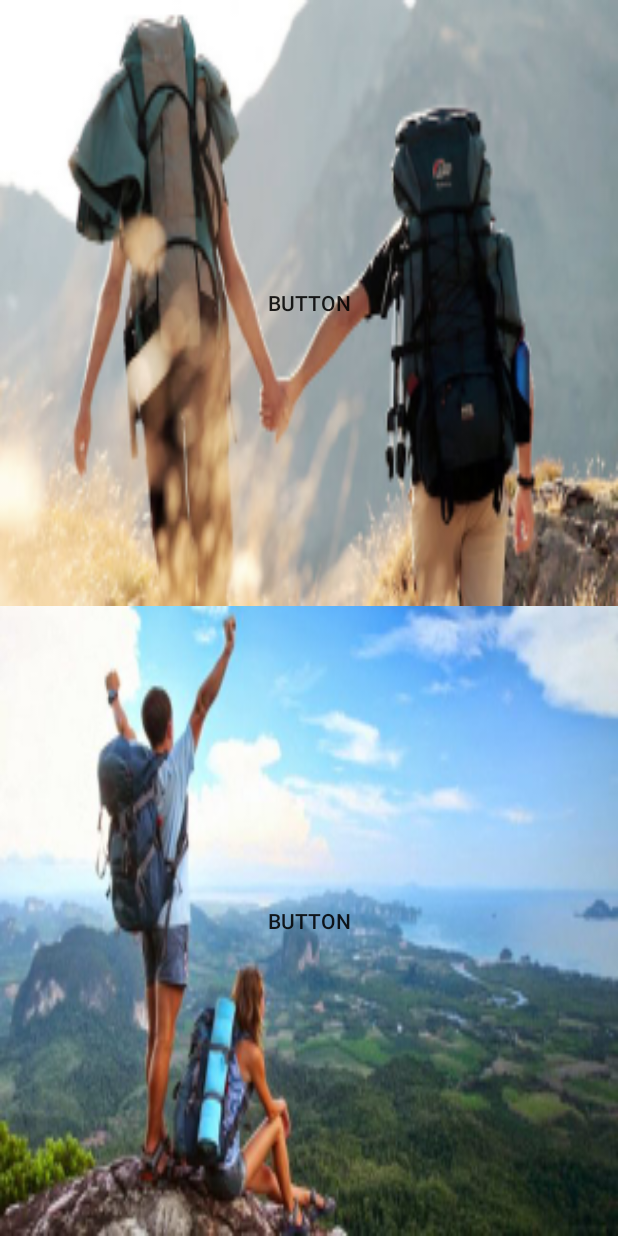
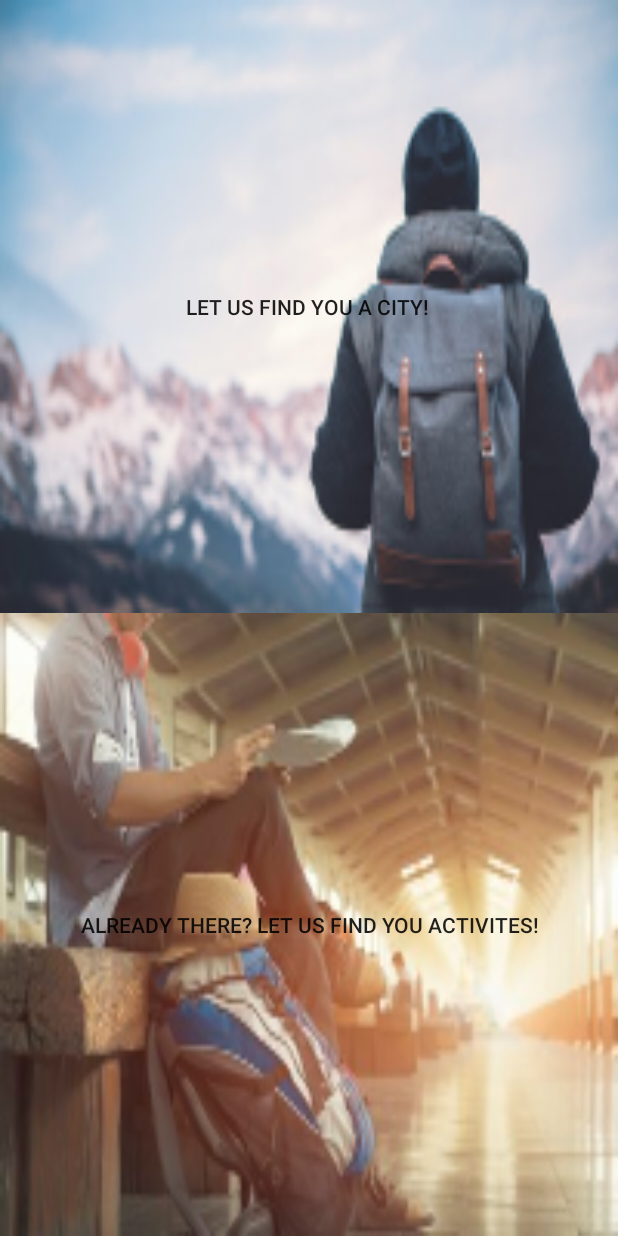
Before and after one commit to Budgetpack/Budgetpack, an Android app: the SelectOption screen opened directly, with no data from a screen before it, on a phone screen of 412 x 824 dp. Run offline under Robolectric (Android 15) with nearby library versions, the phone set to English and light mode, and no system bars.

Commit message:
Option page image changes

```diff
--- a/app/src/main/res/layout/activity_select_option.xml
+++ b/app/src/main/res/layout/activity_select_option.xml
@@ -14,9 +14,9 @@
             android:id="@+id/buttonTop"
             android:layout_width="0dp"
             android:layout_height="match_parent"
-            android:layout_weight="1"
-            android:background="@drawable/btnbg3"
-            android:text="Button"/>
+            android:layout_weight="0.5"
+            android:background="@drawable/button1rsz"
+            android:text="Let us find you a city! "/>
     </LinearLayout>
 
     <LinearLayout android:layout_width="fill_parent"
@@ -28,9 +28,9 @@
             android:id="@+id/buttonDown"
             android:layout_width="0dp"
             android:layout_height="match_parent"
-            android:layout_weight="1"
-            android:background="@drawable/btnbg2"
-            android:text="Button"/>
+            android:layout_weight="0.5"
+            android:background="@drawable/button2rsz"
+            android:text="Already there? Let us find you activites!"/>
     </LinearLayout>
 
 
```
Also changed, not shown: app/src/main/res/drawable-xhdpi/button2.jpg (added), app/src/main/res/drawable-xxhdpi/button1rsz.jpg (added), app/src/main/res/drawable-xxhdpi/button2rsz.jpg (added), 1 other file.
